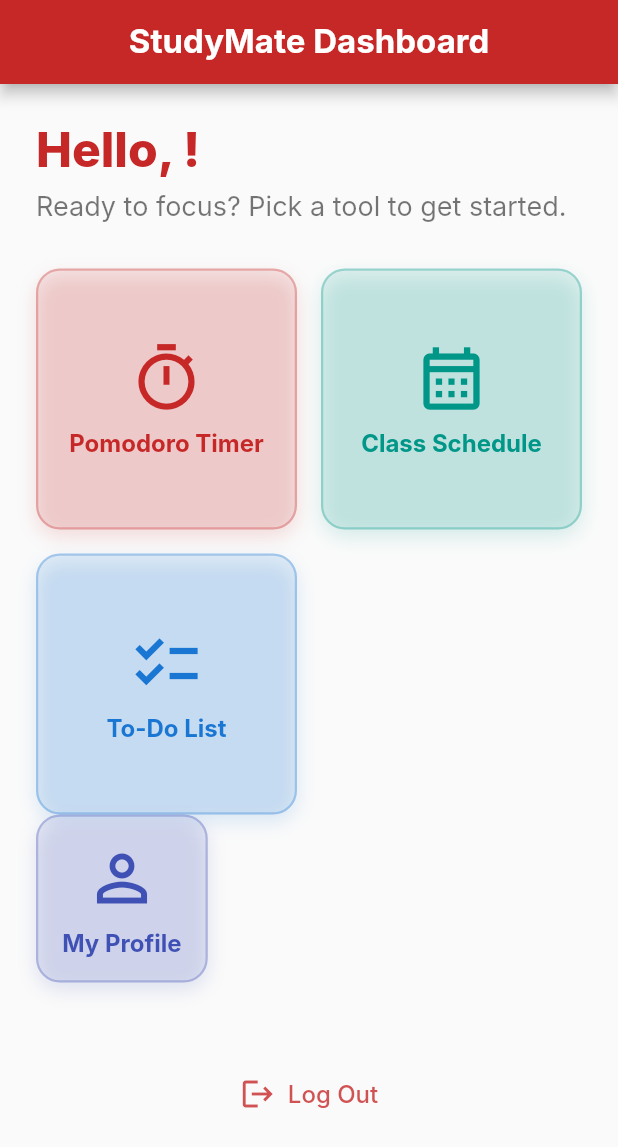
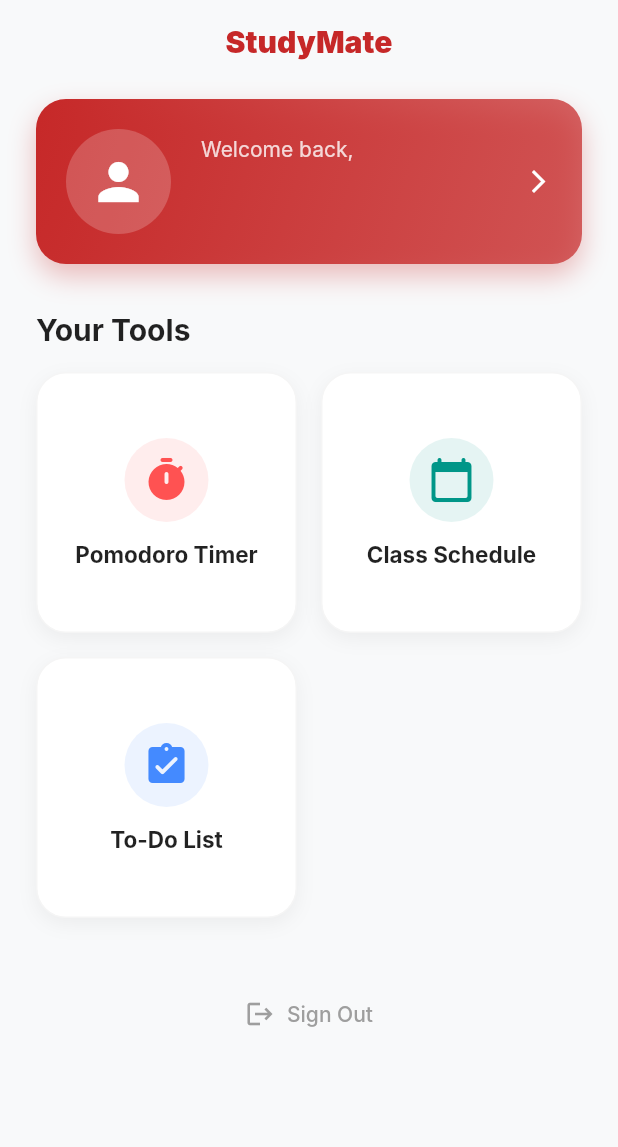
Before and after one commit to arishaahmad/study-mate-application, a Flutter app: the DashboardScreen screen opened directly, on a phone screen of 412 x 824 dp. Shown: the top 1147 px of the screen. Run offline on Flutter 3.47's test engine with Material 3 defaults, Android fonts, the phone set to English and light mode, and no system bars; our stand-ins replace supabase_flutter; accounts and stored records are empty; Roboto replaces fonts that are missing (Inter).

Commit message:
changed dashboard

```diff
--- a/lib/screens/dashboard_screen.dart
+++ b/lib/screens/dashboard_screen.dart
@@ -3,23 +3,92 @@ import 'package:supabase_flutter/supabase_flutter.dart';
 import 'package:studymate/screens/signup_screen.dart';
 import 'package:studymate/screens/pomodoro_timer_screen.dart';
 import 'package:studymate/screens/todo_list_screen.dart';
-import 'package:studymate/screens/schedule_screen.dart'; // --- RE-ADDED IMPORT ---
+import 'package:studymate/screens/schedule_screen.dart';
 import 'package:studymate/screens/profile_screen.dart';
 
-// Get the Supabase client instance (initialized in main.dart)
 final supabase = Supabase.instance.client;
 
 class DashboardScreen extends StatelessWidget {
   const DashboardScreen({super.key});
 
-  // Function to get the current user's name.
-  String _getUserName() {
+  // Fetches name and metadata for the header
+  Map<String, String> _getUserData() {
     final user = supabase.auth.currentUser;
-    final userName = user?.userMetadata?['full_name'] as String?;
-    return userName ?? 'StudyMate User';
+    final metadata = user?.userMetadata;
+    return {
+      'name': metadata?['full_name'] ?? 'StudyMate User',
+      'dept': metadata?['department'] ?? 'Student',
+    };
   }
 
-  // Widget to define a reusable Feature Card for the grid
+  // REFINED: Distinct Profile Header Widget
+  Widget _buildProfileHeader(BuildContext context) {
+    final userData = _getUserData();
+    final primaryColor = Theme.of(context).primaryColor;
+
+    return InkWell(
+      onTap: () {
+        Navigator.of(context).push(
+          MaterialPageRoute(builder: (context) => const ProfileScreen()),
+        );
+      },
+      borderRadius: BorderRadius.circular(20),
+      child: Container(
+        padding: const EdgeInsets.all(20),
+        decoration: BoxDecoration(
+          gradient: LinearGradient(
+            colors: [primaryColor, primaryColor.withOpacity(0.7)],
+            begin: Alignment.topLeft,
+            end: Alignment.bottomRight,
+          ),
+          borderRadius: BorderRadius.circular(20),
+          boxShadow: [
+            BoxShadow(
+              color: primaryColor.withOpacity(0.3),
+              blurRadius: 15,
+              offset: const Offset(0, 8),
+            ),
+          ],
+        ),
+        child: Row(
+          children: [
+            CircleAvatar(
+              radius: 35,
+              backgroundColor: Colors.white.withOpacity(0.2),
+              child: const Icon(Icons.person, size: 40, color: Colors.white),
+            ),
+            const SizedBox(width: 20),
+            Expanded(
+              child: Column(
+                crossAxisAlignment: CrossAxisAlignment.start,
+                children: [
+                  Text(
+                    'Welcome back,',
+                    style: TextStyle(color: Colors.white.withOpacity(0.8), fontSize: 14),
+                  ),
+                  Text(
+                    userData['name']!,
+                    style: const TextStyle(
+                      color: Colors.white,
+                      fontSize: 22,
+                      fontWeight: FontWeight.bold,
+                    ),
+                  ),
+                  Text(
+                    userData['dept']!,
+                    style: TextStyle(color: Colors.white.withOpacity(0.9), fontSize: 14),
+                  ),
+                ],
+              ),
+            ),
+            const Icon(Icons.arrow_forward_ios, color: Colors.white, size: 18),
+          ],
+        ),
+      ),
+    );
+  }
+
+  // Feature Card for the Grid
   Widget _buildFeatureCard(
       BuildContext context, {
         required String title,
@@ -29,33 +98,40 @@ class DashboardScreen extends StatelessWidget {
       }) {
     return InkWell(
       onTap: onTap,
-      borderRadius: BorderRadius.circular(16),
+      borderRadius: BorderRadius.circular(20),
       child: Container(
         padding: const EdgeInsets.all(16),
         decoration: BoxDecoration(
-          color: color.withOpacity(0.1),
-          borderRadius: BorderRadius.circular(16),
-          border: Border.all(color: color.withOpacity(0.3), width: 1.5),
+          color: Colors.white,
+          borderRadius: BorderRadius.circular(20),
+          border: Border.all(color: Colors.grey.shade100),
           boxShadow: [
             BoxShadow(
-              color: color.withOpacity(0.15),
+              color: Colors.black.withOpacity(0.05),
               blurRadius: 10,
-              offset: const Offset(0, 5),
+              offset: const Offset(0, 4),
             ),
           ],
         ),
         child: Column(
           mainAxisAlignment: MainAxisAlignment.center,
           children: [
-            Icon(icon, size: 50, color: color),
-            const SizedBox(height: 8),
+            Container(
+              padding: const EdgeInsets.all(12),
+              decoration: BoxDecoration(
+                color: color.withOpacity(0.1),
+                shape: BoxShape.circle,
+              ),
+              child: Icon(icon, size: 32, color: color),
+            ),
+            const SizedBox(height: 12),
             Text(
               title,
               textAlign: TextAlign.center,
-              style: TextStyle(
-                fontSize: 16,
-                fontWeight: FontWeight.bold,
-                color: color,
+              style: const TextStyle(
+                fontSize: 15,
+                fontWeight: FontWeight.w700,
+                color: Colors.black87,
               ),
             ),
           ],
@@ -66,125 +142,92 @@ class DashboardScreen extends StatelessWidget {
 
   @override
   Widget build(BuildContext context) {
-    final userName = _getUserName();
     final primaryColor = Theme.of(context).primaryColor;
 
     return Scaffold(
+      backgroundColor: const Color(0xFFF8F9FA), // Slightly off-white background
       appBar: AppBar(
-        title: const Text(
-          'StudyMate Dashboard',
-          style: TextStyle(fontWeight: FontWeight.bold, fontSize: 22),
-        ),
+        title: const Text('StudyMate', style: TextStyle(fontWeight: FontWeight.w900)),
         centerTitle: true,
-        backgroundColor: primaryColor,
-        foregroundColor: Colors.white,
-        elevation: 4,
-        automaticallyImplyLeading: false, // Prevents back button to sign-up after success
+        backgroundColor: Colors.transparent,
+        elevation: 0,
+        foregroundColor: primaryColor,
+        automaticallyImplyLeading: false,
       ),
       body: SingleChildScrollView(
-        padding: const EdgeInsets.all(24.0),
+        padding: const EdgeInsets.symmetric(horizontal: 24.0),
         child: Column(
           crossAxisAlignment: CrossAxisAlignment.start,
           children: <Widget>[
-            // --- WELCOME SECTION ---
-            Text(
-              'Hello, $userName!',
+            const SizedBox(height: 10),
+
+            // --- NEW PROFILE HEADER ---
+            _buildProfileHeader(context),
+
+            const SizedBox(height: 32),
+
+            const Text(
+              'Your Tools',
               style: TextStyle(
-                fontSize: 32,
-                fontWeight: FontWeight.w800,
-                color: primaryColor,
+                fontSize: 20,
+                fontWeight: FontWeight.bold,
+                color: Colors.black87,
               ),
             ),
-            const SizedBox(height: 8),
-            const Text(
-              'Ready to focus? Pick a tool to get started.',
-              style: TextStyle(
-                fontSize: 18,
-                color: Colors.black54,
-              ),
-            ),
-            const SizedBox(height: 30),
+            const SizedBox(height: 16),
 
-            // --- FEATURES GRID ---
+            // --- TOOLS GRID ---
             GridView.count(
               crossAxisCount: 2,
               crossAxisSpacing: 16,
               mainAxisSpacing: 16,
               shrinkWrap: true,
-              physics: const NeverScrollableScrollPhysics(), // Important for SingleChildScrollView
+              physics: const NeverScrollableScrollPhysics(),
               children: [
-                // 1. Pomodoro Timer Card
                 _buildFeatureCard(
                   context,
                   title: 'Pomodoro Timer',
-                  icon: Icons.timer_outlined,
-                  color: primaryColor,
-                  onTap: () {
-                    Navigator.of(context).push(
-                      MaterialPageRoute(builder: (context) => const PomodoroTimerScreen()),
-                    );
-                  },
+                  icon: Icons.timer_rounded,
+                  color: Colors.redAccent,
+                  onTap: () => Navigator.push(context, MaterialPageRoute(builder: (context) => const PomodoroTimerScreen())),
                 ),
-
-                // 2. Class Schedule Card (RE-ADDED)
                 _buildFeatureCard(
                   context,
                   title: 'Class Schedule',
-                  icon: Icons.calendar_month_outlined,
-                  color: Colors.teal, // Distinct Green/Teal color
-                  onTap: () {
-                    Navigator.of(context).push(
-                      MaterialPageRoute(builder: (context) => const ScheduleScreen()),
-                    );
-                  },
+                  icon: Icons.calendar_today_rounded,
+                  color: Colors.teal,
+                  onTap: () => Navigator.push(context, MaterialPageRoute(builder: (context) => const ScheduleScreen())),
                 ),
-
-                // 3. To-Do List Card
                 _buildFeatureCard(
                   context,
                   title: 'To-Do List',
-                  icon: Icons.checklist,
-                  color: Colors.blue.shade700,
-                  onTap: () {
-                    Navigator.of(context).push(
-                      MaterialPageRoute(builder: (context) => const ToDoListScreen()),
-                    );
-                  },
+                  icon: Icons.assignment_turned_in_rounded,
+                  color: Colors.blueAccent,
+                  onTap: () => Navigator.push(context, MaterialPageRoute(builder: (context) => const ToDoListScreen())),
                 ),
               ],
             ),
-            _buildFeatureCard(
-              context,
-              title: 'My Profile',
-              icon: Icons.person_outline,
-              color: Colors.indigo, // A distinct color for the profile
-              onTap: () {
-                Navigator.of(context).push(
-                  MaterialPageRoute(builder: (context) => const ProfileScreen()),
-                );
-              },
-            ),
 
-            const SizedBox(height: 50),
+            const SizedBox(height: 40),
 
-            // --- LOGOUT BUTTON ---
+            // --- QUIET LOGOUT ---
             Center(
               child: TextButton.icon(
                 onPressed: () async {
                   await supabase.auth.signOut();
-                  // Navigate back to the sign-up screen
-                  Navigator.of(context).pushAndRemoveUntil(
-                    MaterialPageRoute(builder: (context) => const SignUpScreen()),
-                        (Route<dynamic> route) => false,
-                  );
+                  if (context.mounted) {
+                    Navigator.of(context).pushAndRemoveUntil(
+                      MaterialPageRoute(builder: (context) => const SignUpScreen()),
+                          (Route<dynamic> route) => false,
+                    );
+                  }
                 },
-                icon: Icon(Icons.logout, color: primaryColor.withOpacity(0.8)),
-                label: Text(
-                  'Log Out',
-                  style: TextStyle(color: primaryColor.withOpacity(0.8), fontSize: 16),
-                ),
+                icon: const Icon(Icons.logout, size: 20),
+                label: const Text('Sign Out'),
+                style: TextButton.styleFrom(foregroundColor: Colors.grey),
               ),
-            )
+            ),
+            const SizedBox(height: 20),
           ],
         ),
       ),
--- a/lib/screens/profile_screen.dart
+++ b/lib/screens/profile_screen.dart
@@ -126,7 +126,7 @@ class _ProfileScreenState extends State<ProfileScreen> {
             // Read-Only Info Cards
             _buildInfoCard(Icons.school, "Department", _department),
             const SizedBox(height: 10),
-            _buildInfoCard(Icons.calendar_today, "Year / Semester", _year),
+            _buildInfoCard(Icons.calendar_today, "Year", _year),
 
             const SizedBox(height: 30),
 
--- a/pubspec.yaml
+++ b/pubspec.yaml
@@ -19,7 +19,7 @@ publish_to: 'none' # Remove this line if you wish to publish to pub.dev
 version: 1.0.0+1
 
 environment:
-  sdk: ^3.5.2
+  sdk: ^3.5.1
 
 # Dependencies specify other packages that your package needs in order to work.
 # To automatically upgrade your package dependencies to the latest versions
```
Also changed, not shown: pubspec.lock.
